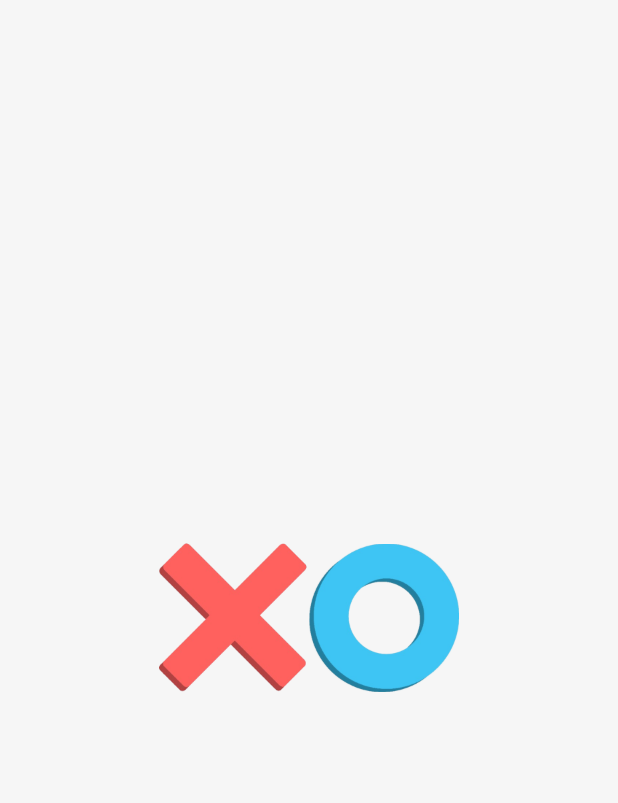
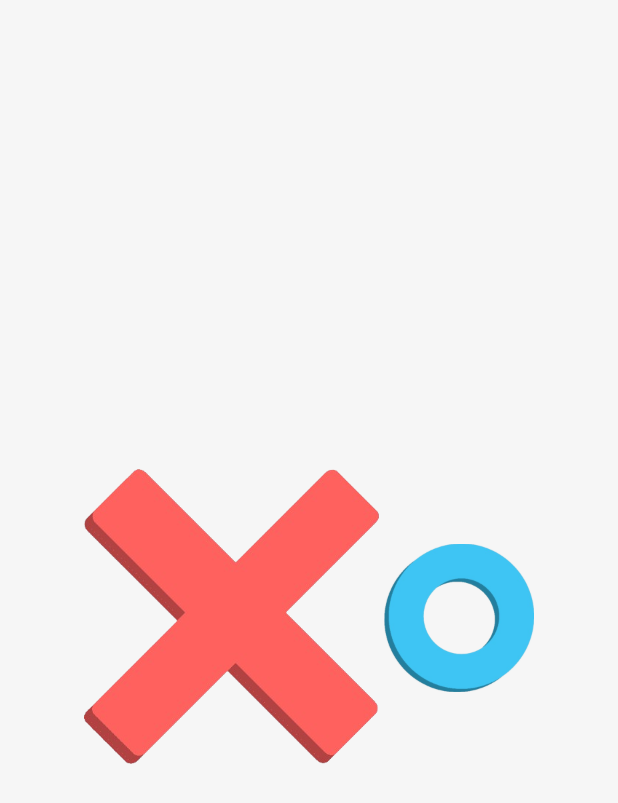
Before and after one commit to migarakavishan/tic_tac_toe_game, a Flutter app: the screen it shows after launch, on a phone screen of 412 x 824 dp. Shown: the top 803 px of the screen. Run offline on Flutter 3.47's test engine with Material 3 defaults, Android fonts, the phone set to English and light mode, and no system bars.

Commit message:
ui updates

```diff
--- a/lib/screens/play_mode_screen.dart
+++ b/lib/screens/play_mode_screen.dart
@@ -21,7 +21,7 @@ class _PlayModeScreenState extends State<PlayModeScreen> {
               children: [
                 Image.asset(
                   'assets/cross.png',
-                  width: 100,
+                  width: 200,
                 ),
                 Image.asset(
                   'assets/circle.png',
```
